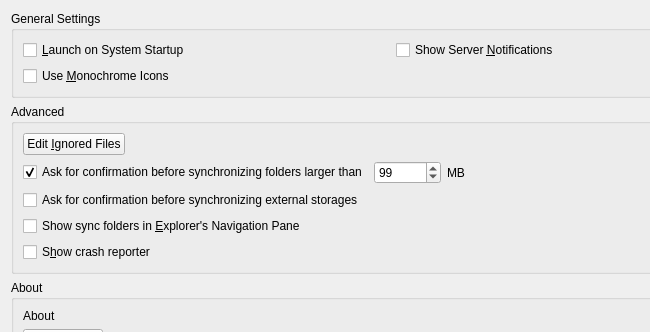
The window that src/gui/generalsettings.ui (nextcloud/desktop) describes before a commit, drawn with Qt 5; both pictures show x 0 to 650 and y 0 to 332 of the 785 by 523 pixel window.
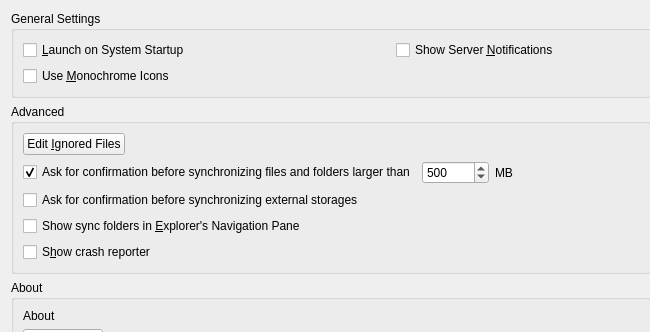
The same window after the commit.

Commit message: Restructuring folder/file limit logic (WIP)

Diff of the .ui file:
```diff
--- a/src/gui/generalsettings.ui
+++ b/src/gui/generalsettings.ui
@@ -192,7 +192,7 @@
         <item>
          <widget class="QCheckBox" name="newFolderLimitCheckBox">
           <property name="text">
-           <string>Ask for confirmation before synchronizing folders larger than</string>
+           <string>Ask for confirmation before synchronizing files and folders larger than</string>
           </property>
           <property name="checked">
            <bool>true</bool>
@@ -205,7 +205,7 @@
            <number>999999</number>
           </property>
           <property name="value">
-           <number>99</number>
+           <number>500</number>
           </property>
          </widget>
         </item>
```
Left out of the diff: 12 changed lines with no effect on the pictures. The commit also changes 14 other files.
